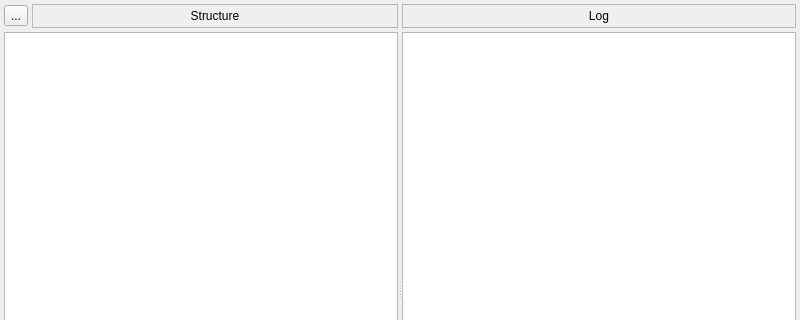
GS-Giuliano/SequelFast, file src/structure.ui: the form before one commit; both pictures show x 0 to 800 and y 0 to 320 of the 800 by 600 pixel window.
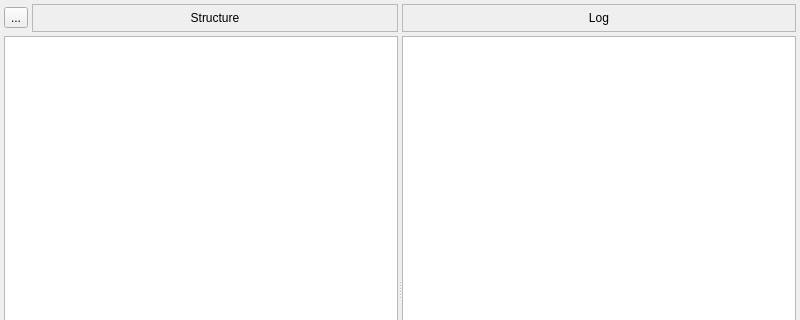
The form after the commit. Icons and pictures are not drawn.

The edit to the form file:
```diff
--- a/src/structure.ui
+++ b/src/structure.ui
@@ -76,7 +76,13 @@
             <property name="minimumSize">
              <size>
               <width>0</width>
-              <height>24</height>
+              <height>28</height>
+             </size>
+            </property>
+            <property name="maximumSize">
+             <size>
+              <width>16777215</width>
+              <height>16777215</height>
              </size>
             </property>
             <property name="styleSheet">
@@ -120,7 +126,7 @@
           <property name="minimumSize">
            <size>
             <width>0</width>
-            <height>24</height>
+            <height>28</height>
            </size>
           </property>
           <property name="styleSheet">
```
Left out of the diff: 5 changed lines with no effect on the pictures.
